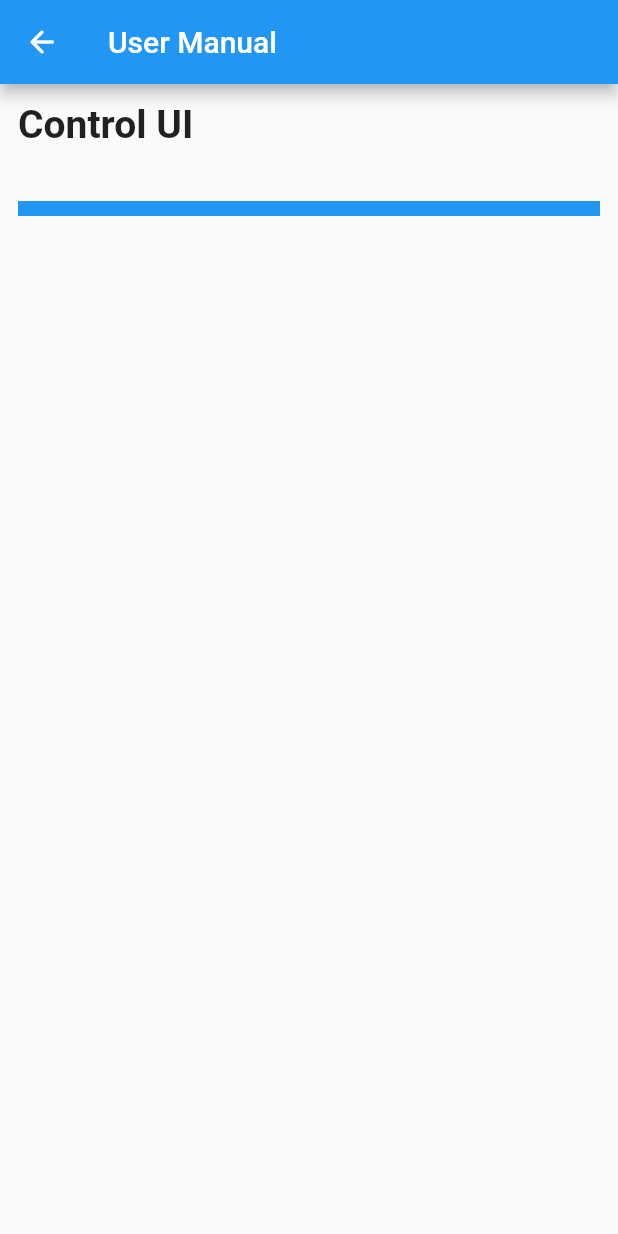
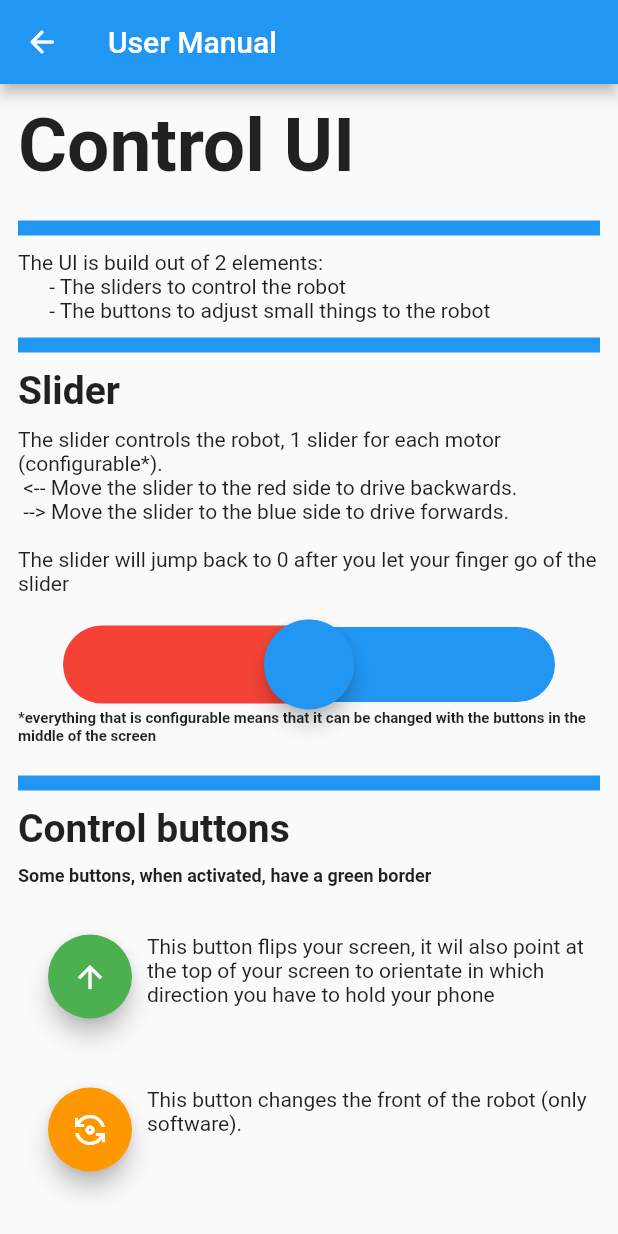
Before and after one commit to semerded/Philips-Ble-Robot, a Flutter app: the screen it shows after launch, after a tap on the "info outline" icon, on a phone screen of 412 x 824 dp. Run offline on Flutter 3.47's test engine with Material 2 defaults, Android fonts, the phone set to English and light mode, and no system bars; our stand-ins replace flutter_blue, get, permission_handler, sensors_plus.

Commit message:
added a user manual

```diff
--- a/lib/main.dart
+++ b/lib/main.dart
@@ -44,7 +44,7 @@ void main() {
   ));
 }
 
-void connectTo(robot) async {
+void makeConnectionWithRobot(robot) async {
   // TODO try except
   await robot.connect(timeout: const Duration(seconds: 15), autoConnect: false);
 
@@ -204,7 +204,7 @@ class _ControlSlidersState extends State<ControlSliders> {
                       MaterialPageRoute(
                         builder: (context) {
                           SystemChrome.setPreferredOrientations([DeviceOrientation.portraitUp]);
-                          return const _UserInfo();
+                          return const _UserManualPage();
                         },
                       ),
                     ),
@@ -396,7 +396,16 @@ class BlueToothScreenState extends State<BlueToothScreen> {
                                     tileColor: selectedRobot == index ? Colors.green : Colors.white,
                                     title: Text(data.device.name.toString()),
                                     subtitle: Text(data.device.id.id.toString()),
-                                    trailing: selectedRobot == index ? ElevatedButton(onPressed: () => connectTo(data.device), child: const Text("Connect to robot")) : const Text(""),
+                                    trailing: selectedRobot == index
+                                        ? ElevatedButton(
+                                            // TODO test on phone
+                                            onPressed: () {
+                                              setState(() {
+                                                makeConnectionWithRobot(data.device);
+                                              });
+                                            },
+                                            child: const Text("Connect to robot"))
+                                        : const Text(""),
                                     onTap: () {
                                       setState(() {
                                         if (selectedRobot == index) {
@@ -496,9 +505,15 @@ class BlueToothScreenState extends State<BlueToothScreen> {
   }
 }
 
-class _UserInfo extends StatelessWidget {
-  const _UserInfo();
+class _UserManualPage extends StatefulWidget {
+  const _UserManualPage();
 
+  @override
+  State<_UserManualPage> createState() => _UserManualPageState();
+}
+
+class _UserManualPageState extends State<_UserManualPage> {
+  double dummySlider = 0;
   @override
   Widget build(BuildContext context) {
     return Scaffold(
@@ -515,10 +530,64 @@ class _UserInfo extends StatelessWidget {
       body: ListView(
         padding: const EdgeInsets.all(12.0),
         children: [
-          _header("Control UI"),
-          const Text(""),
+          _header("Control UI", fontSize: 50),
           _dividingLine(),
-          _header(""),
+          const Text("The UI is build out of 2 elements:\n\t\t\t\t\t\t- The sliders to control the robot\n\t\t\t\t\t\t- The buttons to adjust small things to the robot"),
+
+          ///
+          /// dummy slider
+          ///
+          _dividingLine(),
+          _header("Slider"),
+          const Text("The slider controls the robot, 1 slider for each motor (configurable*).\n <-- Move the slider to the red side to drive backwards.\n --> Move the slider to the blue side to drive forwards."),
+          const Text("\nThe slider will jump back to 0 after you let your finger go of the slider\n"),
+
+          SliderTheme(
+            data: const SliderThemeData(
+                trackHeight: 50,
+                activeTrackColor: Colors.red,
+                inactiveTickMarkColor: Colors.white,
+                inactiveTrackColor: Colors.blue,
+                thumbShape: RoundSliderThumbShape(enabledThumbRadius: 30, elevation: 5),
+                trackShape: RoundedRectSliderTrackShape(),
+                tickMarkShape: RoundSliderTickMarkShape(tickMarkRadius: 5)),
+            child: Slider(
+              value: dummySlider,
+              min: -100,
+              max: 100,
+              onChanged: (value) {
+                setState(() {
+                  dummySlider = value;
+                });
+              },
+              onChangeEnd: (value) {
+                setState(() {
+                  dummySlider = 0;
+                });
+              },
+            ),
+          ),
+          _header("*everything that is configurable means that it can be changed with the buttons in the middle of the screen", fontSize: 10), // not a header but a sidenote
+
+          _dividingLine(),
+          _header("Control buttons"),
+          _header("Some buttons, when activated, have a green border\n", fontSize: 12), // side note
+          _userManualButtonExplained(Icons.arrow_upward, Colors.green, "This button flips your screen, it wil also point at the top of your screen to orientate in which direction you have to hold your phone"),
+          _userManualButtonExplained(Icons.flip_camera_android_outlined, Colors.orange, "This button changes the front of the robot (only software)."),
+          _userManualButtonExplained(Icons.speed, Colors.yellow, "This button changes the slider input from a digital feel (0 or 100/on or off) to an analog feel (divided per 10%)"),
+          _userManualButtonExplained(Icons.control_camera, Colors.red,
+              "This button switches the gyrosteering on and off.\nThe gyrosteering enables you to control the robot with the orientation of your phone. In other words: you can use your phone as a steering wheel. When on, the sliders become unified as 1 throttle slider."),
+          _userManualButtonExplained(
+              Icons.bluetooth, Colors.blue, "The bigger button is the bluetooth button. It also shows the bluetooth status: a cross when not connected and a checkmark when connected.\nPress this button to open the bluetooth screen (read below ↓)"),
+          _dividingLine(),
+          _header("Bluetooth configuration screen", fontSize: 50),
+          _dividingLine(),
+          const Text("The main goal here is to connect your robot to the app. So you CAN only connect your robot here, nothing else\n"),
+          const Text("You have 2 tabs, 1 where only the robots show up, the other one with all bluetooth connections in your area. You only have to be on the first tab.\n"),
+          const Text("Press the most left button on the robot (button 1) to make the robot visible to other bluetooth devices. A green led will flicker."),
+          const Text("Press the green connect button to start connecting. The app searches 15 seconds for your robot, if not found try again or press the i button to start troubleshooting."),
+          const Text("When a robot is found it will show in the first tab. Press on the desired robot and click connect. A bright green led will light up on the robot.\n"),
+          const Text("When the robot is connected you can go back to the home page, you can also disconnect your robot here.")
         ],
       ),
     );
@@ -620,15 +689,42 @@ Widget _dividingLine() {
   );
 }
 
-Widget _header(String headerText) {
+Widget _header(String headerText, {double fontSize = 26}) {
   return Padding(
     padding: const EdgeInsets.only(bottom: 10),
     child: Text(
       headerText,
-      style: const TextStyle(
-        fontSize: 26,
+      style: TextStyle(
+        fontSize: fontSize,
         fontWeight: FontWeight.bold,
       ),
     ),
   );
 }
+
+Widget _userManualButtonExplained(IconData icon, MaterialColor color, String text) {
+  return Padding(
+    padding: const EdgeInsets.all(8.0),
+    child: Row(
+      crossAxisAlignment: CrossAxisAlignment.start,
+      children: [_userManualFloatingActionButton(icon, color), _userManualFlexText(text)],
+    ),
+  );
+}
+
+Widget _userManualFloatingActionButton(IconData icon, MaterialColor color) {
+  return Padding(
+    padding: const EdgeInsets.only(left: 12, right: 10, bottom: 30),
+    child: FloatingActionButton(
+      onPressed: null,
+      backgroundColor: color,
+      child: Icon(icon),
+    ),
+  );
+}
+
+Widget _userManualFlexText(String text) {
+  return Flexible(
+    child: Text(text),
+  );
+}
```
